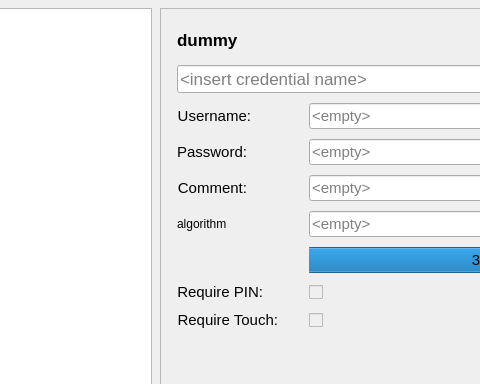
First picture: the form in nitrokeyapp/ui/secrets_tab.ui, repository Nitrokey/nitrokey-app2, before the edit; both pictures show x 112 to 592 and y 0 to 384 of the 800 by 600 pixel window.
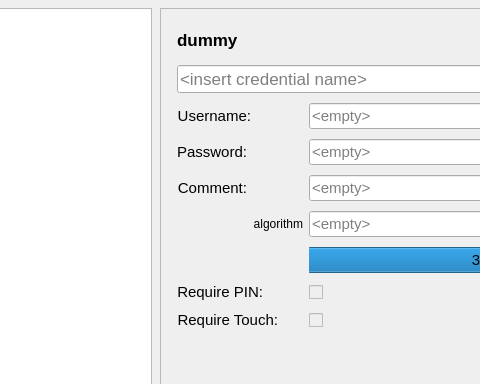
Second picture: the form after the edit. The open tabs and pages were chosen to show the change. Icons and pictures are not drawn.

Commit message:
passwords: pin label column width, align Add button with list
- label column no longer resizes with OTP/algorithm row, it was also clipping the "REVERSE_HOTP:" field
- right-align "algorithm" label to match the rest
- cap the "Add" button row to 260px (list's width) so it aligns with it

Diff of the .ui file:
```diff
--- a/nitrokeyapp/ui/secrets_tab.ui
+++ b/nitrokeyapp/ui/secrets_tab.ui
@@ -521,6 +521,9 @@
                     <property name="text">
                      <string>algorithm</string>
                     </property>
+                    <property name="alignment">
+                     <set>Qt::AlignmentFlag::AlignRight|Qt::AlignmentFlag::AlignTrailing|Qt::AlignmentFlag::AlignVCenter</set>
+                    </property>
                    </widget>
                   </item>
                  </layout>
```
Left out of the diff: 6 changed lines with no effect on the pictures. The commit also changes 1 other file.
